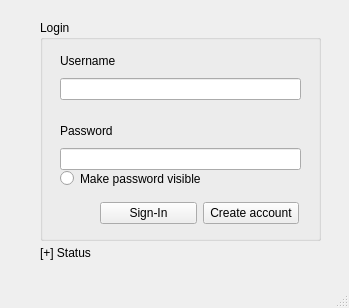
kevinlucas23/getFit, file getfit.ui: the form before one commit.
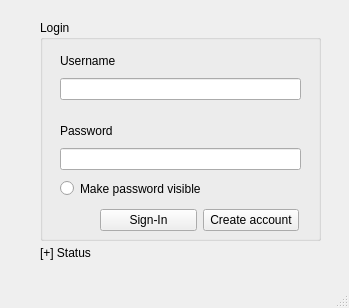
The form after the commit.

What changed in the file:
```diff
--- a/getfit.ui
+++ b/getfit.ui
@@ -30,13 +30,13 @@
      <property name="geometry">
       <rect>
        <x>20</x>
-       <y>150</y>
-       <width>141</width>
+       <y>160</y>
+       <width>191</width>
        <height>17</height>
       </rect>
      </property>
      <property name="text">
-      <string>Make password visible.</string>
+      <string>Make password visible</string>
      </property>
     </widget>
     <widget class="QWidget" name="layoutWidget">
@@ -100,7 +100,7 @@
        <x>60</x>
        <y>180</y>
        <width>199</width>
-       <height>27</height>
+       <height>41</height>
       </rect>
      </property>
      <layout class="QHBoxLayout" name="horizontalLayout">
```
Left out of the diff: 2 changed lines with no effect on the pictures.
